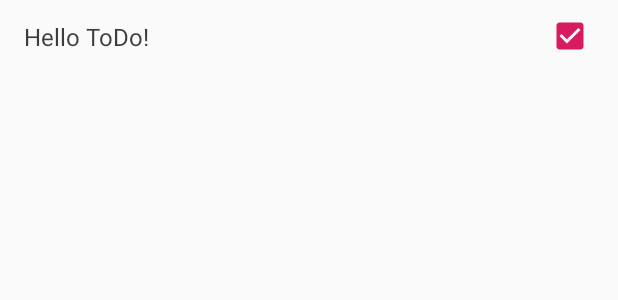
After one commit to AlfredoBejarano/Retrofit-LiveData-Adapter, an Android app: the layout item_todo.xml on its own in the app's theme, with its tools: preview values and no code run, on a phone screen of 412 x 824 dp. The commit adds this screen. Shown: the top 300 px of the screen. Run offline under Robolectric (Android 15) with nearby library versions, the phone set to English and light mode, and no system bars.

Commit message:
Create layout file for a ToDo ViewHolder

```diff
--- a/app/build.gradle
+++ b/app/build.gradle
@@ -14,6 +14,9 @@ android {
         versionName "1.0"
         testInstrumentationRunner "androidx.test.runner.AndroidJUnitRunner"
         buildConfigField 'String', 'BASE_URL', '"https://jsonplaceholder.typicode.com/"'
+        dataBinding {
+            enabled = true
+        }
     }
     buildTypes {
         release {
--- /dev/null
+++ b/app/src/main/res/layout/item_todo.xml
@@ -0,0 +1,36 @@
+<?xml version="1.0" encoding="utf-8"?>
+<layout
+        xmlns:android="http://schemas.android.com/apk/res/android"
+        xmlns:app="http://schemas.android.com/apk/res-auto"
+        xmlns:tools="http://schemas.android.com/tools">
+    <data>
+        <variable name="toDo" type="me.alfredobejarano.livedataconverterdemo.data.ToDo"/>
+    </data>
+    <androidx.constraintlayout.widget.ConstraintLayout
+            android:layout_width="match_parent"
+            android:paddingTop="@dimen/material_list_item_padding_vertical"
+            android:paddingBottom="@dimen/material_list_item_padding_vertical"
+            android:paddingEnd="@dimen/material_list_item_padding_horizontal"
+            android:paddingStart="@dimen/material_list_item_padding_horizontal"
+            android:layout_height="@dimen/material_single_item_list_height">
+        <TextView
+                android:id="@+id/title"
+                android:text="@{toDo.title}"
+                tools:text="Hello ToDo!"
+                app:layout_constraintEnd_toStartOf="@id/completed"
+                app:layout_constraintStart_toStartOf="parent"
+                app:layout_constraintBottom_toBottomOf="parent"
+                app:layout_constraintTop_toTopOf="parent"
+                style="@style/MaterialSingleItemTextAppearance"/>
+        <CheckBox
+                android:checked="@{toDo.completed}"
+                android:clickable="false"
+                app:layout_constraintBottom_toBottomOf="parent"
+                app:layout_constraintTop_toTopOf="parent"
+                app:layout_constraintEnd_toEndOf="parent"
+                android:id="@+id/completed"
+                tools:checked="true"
+                android:layout_width="wrap_content"
+                android:layout_height="wrap_content"/>
+    </androidx.constraintlayout.widget.ConstraintLayout>
+</layout>
--- /dev/null
+++ b/app/src/main/res/values/dimens.xml
@@ -0,0 +1,6 @@
+<?xml version="1.0" encoding="utf-8"?>
+<resources>
+    <dimen name="material_single_item_list_height">48dp</dimen>
+    <dimen name="material_list_item_padding_horizontal">16dp</dimen>
+    <dimen name="material_list_item_padding_vertical">12dp</dimen>
+</resources>
--- a/app/src/main/res/values/styles.xml
+++ b/app/src/main/res/values/styles.xml
@@ -7,5 +7,12 @@
         <item name="colorPrimaryDark">@color/colorPrimaryDark</item>
         <item name="colorAccent">@color/colorAccent</item>
     </style>
-
+    <style name="MaterialSingleItemTextAppearance">
+        <item name="android:alpha">0.87</item>
+        <item name="android:layout_width">0dp</item>
+        <item name="android:layout_height">wrap_content</item>
+        <item name="android:textColor">?android:attr/textColorPrimary</item>
+        <item name="android:textSize">@dimen/material_list_single_item_text_size</item>
+    </style>
+    <dimen name="material_list_single_item_text_size">16sp</dimen>
 </resources>
```
